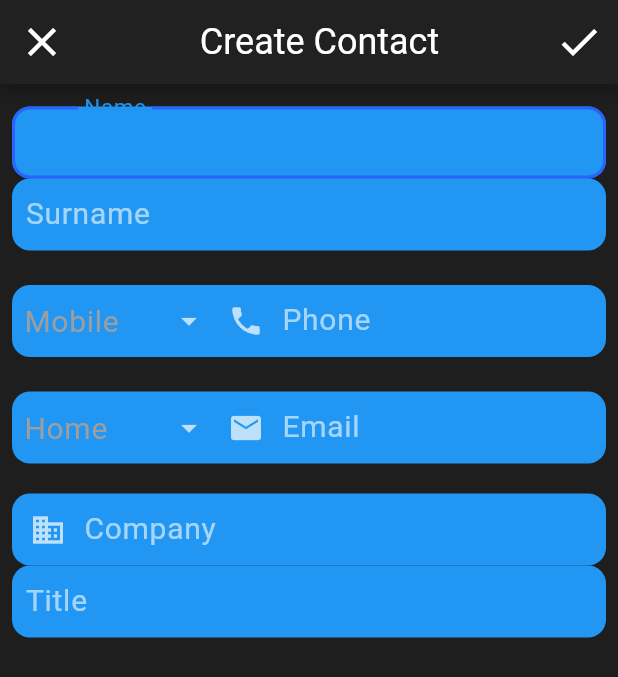
After one commit to Cavitedev/score_contacts, a Flutter app: the AddContactPage screen opened by its route, on a phone screen of 412 x 824 dp. The commit adds this screen. Shown: the top 677 px of the screen. Run offline on Flutter 3.47's test engine with Material 2 defaults, Android fonts, the phone set to English and light mode, and no system bars; our stand-ins replace auto_route, bloc, dartz, firebase_auth, firebase_core, flushbar and 5 more; accounts and stored records are empty; generated files the repository leaves out were written again; statements that could not run were skipped.

Commit message:
Add company to bloc change

```diff
--- a/lib/application/contacts/add_contact/add_contact_bloc.dart
+++ b/lib/application/contacts/add_contact/add_contact_bloc.dart
@@ -4,8 +4,10 @@ import 'package:bloc/bloc.dart';
 import 'package:flutter/foundation.dart';
 import 'package:freezed_annotation/freezed_annotation.dart';
 import 'package:injectable/injectable.dart';
+import 'package:scorecontacts/domain/features/user/contacts_data/properties/company.dart';
 import 'package:scorecontacts/domain/features/user/contacts_data/properties/email.dart';
 import 'package:scorecontacts/domain/features/user/contacts_data/properties/i_label_object.dart';
+import 'package:scorecontacts/domain/features/user/contacts_data/properties/names/name_data.dart';
 import 'package:scorecontacts/domain/features/user/contacts_data/properties/phone.dart';
 
 part 'add_contact_bloc.freezed.dart';
@@ -22,17 +24,15 @@ class AddContactBloc extends Bloc<AddContactEvent, AddContactState> {
   ) async* {
     yield* event.map(
       labelObjectChanged: (e) async* {
-
         final List<ILabelObject> labelObjectList = List<ILabelObject>.from(
             state.labelObjects[e.labelObject.runtimeType]);
         labelObjectList[e.pos] = e.labelObject;
 
         final Map<Type, List<ILabelObject>> labelObjects =
-        Map.from(state.labelObjects);
+            Map.from(state.labelObjects);
 
         labelObjects[e.labelObject.runtimeType] = labelObjectList;
         yield state.copyWith(labelObjects: labelObjects);
-
       },
       addLabelObject: (e) async* {
         final List<ILabelObject> labelObjectList = List<ILabelObject>.from(
@@ -56,8 +56,12 @@ class AddContactBloc extends Bloc<AddContactEvent, AddContactState> {
         labelObjects[e.labelObjectType] = labelObjectList;
         yield state.copyWith(labelObjects: labelObjects);
       },
+      updateNameData: (e) async* {
+        yield state.copyWith(nameData: e.nameData);
+      },
+      updateCompany: (e) async* {
+        yield state.copyWith(company: e.company);
+      },
     );
-
-
   }
 }
--- a/lib/application/contacts/add_contact/add_contact_event.dart
+++ b/lib/application/contacts/add_contact/add_contact_event.dart
@@ -2,44 +2,18 @@ part of 'add_contact_bloc.dart';
 
 @freezed
 abstract class AddContactEvent with _$AddContactEvent {
-  const factory AddContactEvent.labelObjectChanged(ILabelObject labelObject,
-      int pos) = _LabelObjectChanged;
+  const factory AddContactEvent.labelObjectChanged(
+      ILabelObject labelObject, int pos) = _LabelObjectChanged;
 
-  const factory AddContactEvent.addLabelObject(
-      ILabelObject labelObject) = _AddLabelObject;
+  const factory AddContactEvent.addLabelObject(ILabelObject labelObject) =
+      _AddLabelObject;
 
-  const factory AddContactEvent.removeLabelObject(Type labelObjectType,
-      int pos) = _RemoveLabelObject;
+  const factory AddContactEvent.removeLabelObject(
+      Type labelObjectType, int pos) = _RemoveLabelObject;
 
+  const factory AddContactEvent.updateNameData(NameData nameData) =
+      _UpdateNameData;
 
+  const factory AddContactEvent.updateCompany(Company company) =
+      _UpdateCompanyNameData;
 }
-
-
-// @immutable
-// abstract class AddContactEvent {
-//   const AddContactEvent();
-// }
-//
-// class LabelObjectChangedEvent extends AddContactEvent {
-//   final ILabelObject labelObject;
-//   final int pos;
-//
-//   const LabelObjectChangedEvent({
-//     @required this.labelObject,
-//     this.pos = 0,
-//   });
-// }
-//
-// class AddLabelElement extends AddContactEvent {
-//   final ILabelObject labelObject;
-//
-//   const AddLabelElement({@required this.labelObject});
-// }
-//
-// class RemoveLabelElement extends AddContactEvent {
-//   final int pos;
-//   final Type labelObjectType;
-//
-//   const RemoveLabelElement({@required this.pos, @required this.labelObjectType})
-//       : assert(pos >= 0);
-// }
--- a/lib/application/contacts/add_contact/add_contact_state.dart
+++ b/lib/application/contacts/add_contact/add_contact_state.dart
@@ -4,12 +4,18 @@ part of 'add_contact_bloc.dart';
 abstract class AddContactState implements _$AddContactState {
   const AddContactState._();
 
-  const factory AddContactState(
-          {@required Map<Type, List<ILabelObject>> labelObjects}) =
-      _AddContactState;
+  const factory AddContactState({
+    @required Map<Type, List<ILabelObject>> labelObjects,
+    NameData nameData,
+    Company company,
+  }) = _AddContactState;
 
-  factory AddContactState.initial() => const AddContactState(labelObjects: {
-        Phone: <Phone>[Phone()],
-        Email: <Email>[Email()]
-      });
+  factory AddContactState.initial() => const AddContactState(
+        company: Company(),
+        nameData: NameData(),
+        labelObjects: {
+          Phone: <Phone>[Phone()],
+          Email: <Email>[Email()],
+        },
+      );
 }
--- a/lib/domain/features/user/contacts_data/properties/company.dart
+++ b/lib/domain/features/user/contacts_data/properties/company.dart
@@ -1,23 +1,13 @@
-class Company{
-  String name;
-  String title;
+import 'package:freezed_annotation/freezed_annotation.dart';
 
-  Company({this.name, this.title});
+part 'company.freezed.dart';
 
+@freezed
+abstract class Company implements _$Company {
+  const Company._();
 
-  @override
-  String toString() {
-    return 'Company{name: $name, title: $title}';
-  }
-
-  @override
-  bool operator ==(Object other) =>
-      identical(this, other) ||
-      other is Company &&
-          runtimeType == other.runtimeType &&
-          name == other.name &&
-          title == other.title;
-
-  @override
-  int get hashCode => name.hashCode ^ title.hashCode;
+  const factory Company({
+    String name,
+    String title,
+  }) = _Company;
 }
--- a/lib/domain/features/user/contacts_data/properties/phone.dart
+++ b/lib/domain/features/user/contacts_data/properties/phone.dart
@@ -8,9 +8,10 @@ class Phone implements ILabelObject {
   @override
   final List<String> otherLabels;
 
-  const Phone({this.value,
-    this.label,
-    this.otherLabels = const ["Mobile", "Work", "Other"]});
+  const Phone(
+      {this.value,
+      this.label = "Mobile",
+      this.otherLabels = const ["Mobile", "Work", "Other"]});
 
   @override
   String toString() {
@@ -20,10 +21,10 @@ class Phone implements ILabelObject {
   @override
   bool operator ==(Object other) =>
       identical(this, other) ||
-          other is Phone &&
-              runtimeType == other.runtimeType &&
-              value == other.value &&
-              label == other.label;
+      other is Phone &&
+          runtimeType == other.runtimeType &&
+          value == other.value &&
+          label == other.label;
 
   @override
   int get hashCode => value.hashCode ^ label.hashCode;
--- a/lib/presentation/contacts/add_contacts/add_contact_page.dart
+++ b/lib/presentation/contacts/add_contacts/add_contact_page.dart
@@ -2,7 +2,7 @@ import 'package:flutter/material.dart';
 import 'package:flutter_bloc/flutter_bloc.dart';
 import 'package:scorecontacts/application/contacts/add_contact/add_contact_bloc.dart';
 import 'package:scorecontacts/injection.dart';
-import 'package:scorecontacts/presentation/contacts/add_contacts/add_contact_form.dart';
+import 'package:scorecontacts/presentation/contacts/add_contacts/add_contact_scaffold.dart';
 
 class AddContactPage extends StatelessWidget {
   @override
@@ -12,7 +12,7 @@ class AddContactPage extends StatelessWidget {
         final AddContactBloc bloc = getIt<AddContactBloc>();
         return bloc;
       },
-      child: AddContactForm(),
+      child: AddContactScaffold(),
     );
   }
 }
--- /dev/null
+++ b/lib/presentation/contacts/add_contacts/add_contact_scaffold.dart
@@ -0,0 +1,42 @@
+import 'package:flutter/material.dart';
+import 'package:flutter_bloc/flutter_bloc.dart';
+import 'package:scorecontacts/application/contacts/add_contact/add_contact_bloc.dart';
+import 'package:scorecontacts/presentation/contacts/add_contacts/add_contact_form.dart';
+
+class AddContactScaffold extends StatelessWidget {
+  @override
+  Widget build(BuildContext context) {
+    return BlocBuilder<AddContactBloc, AddContactState>(
+      builder: (context, state) => Scaffold(
+        appBar: AppBar(
+          title: Center(
+            child: Text(
+              "Create Contact",
+              style: Theme.of(context).textTheme.headline5,
+            ),
+          ),
+          leading: InkWell(
+            onTap: () {
+              Navigator.pop(context);
+            },
+            child: const Icon(Icons.close),
+          ),
+          actions: <Widget>[
+            InkWell(
+              onTap: () {
+                //TODO save contact to database
+              },
+              child: const Padding(
+                padding: EdgeInsets.only(right: 10),
+                child: Icon(Icons.check),
+              ),
+            )
+          ],
+        ),
+        body: AddContactForm(
+          state: state,
+        ),
+      ),
+    );
+  }
+}
--- /dev/null
+++ b/lib/presentation/contacts/add_contacts/widgets/label_object_builder.dart
@@ -0,0 +1,59 @@
+import 'package:flutter/material.dart';
+import 'package:flutter/services.dart';
+import 'package:flutter_bloc/flutter_bloc.dart';
+import 'package:scorecontacts/application/contacts/add_contact/add_contact_bloc.dart';
+import 'package:scorecontacts/domain/features/user/contacts_data/properties/i_label_object.dart';
+import 'package:scorecontacts/presentation/core/widgets/text_fields_with_dropdowns.dart';
+
+/// Only for addcontacts bloc
+class LabelObjectBuilder extends StatelessWidget {
+  final AddContactState state;
+  final BuildContext context;
+  final ILabelObject defaultLabelObject;
+  final String hintText;
+  final bool autoCorrect = false;
+  final TextInputType keyboardType;
+  final TextCapitalization textCapitalization = TextCapitalization.none;
+  final Icon icon;
+  final List<TextInputFormatter> inputFormatters;
+
+  const LabelObjectBuilder(
+      {Key key,
+      @required this.state,
+      @required this.context,
+      @required this.defaultLabelObject,
+      this.hintText,
+      this.keyboardType,
+      this.icon,
+      this.inputFormatters})
+      : super(key: key);
+
+  @override
+  Widget build(BuildContext context) {
+    return TextFieldsWithDropdowns(
+      labelObjects: state.labelObjects[defaultLabelObject.runtimeType],
+      hintText: hintText,
+      prefixIcon: icon,
+      keyboardType: keyboardType,
+      textCapitalization: textCapitalization,
+      autoCorrect: autoCorrect,
+      inputFormatters: inputFormatters,
+      onAddWidget: () => context
+          .bloc<AddContactBloc>()
+          .add(AddContactEvent.addLabelObject(defaultLabelObject)),
+      onRemoveWidget: (pos) => context.bloc<AddContactBloc>().add(
+          AddContactEvent.removeLabelObject(
+              defaultLabelObject.runtimeType, pos)),
+      onTextChanged: (i, str) => context.bloc<AddContactBloc>().add(
+          AddContactEvent.labelObjectChanged(
+              state.labelObjects[defaultLabelObject.runtimeType][i]
+                  .copyWith(value: str),
+              i)),
+      onLabelChanged: (i, value) => context.bloc<AddContactBloc>().add(
+          AddContactEvent.labelObjectChanged(
+              state.labelObjects[defaultLabelObject.runtimeType][i]
+                  .copyWith(label: value),
+              i)),
+    );
+  }
+}
--- a/lib/presentation/contacts/list_view/widgets/contact_row.dart
+++ b/lib/presentation/contacts/list_view/widgets/contact_row.dart
@@ -31,7 +31,7 @@ class ContactRow extends StatelessWidget {
                 overflow: TextOverflow.ellipsis,
                 text: TextSpan(
                     text:
-                    "${name.namePrefix} ${name.firstName} ${name.nameSuffix} ${name.middleName} ${name.firstName} ${name.secondSurname} ",
+                        "${name.namePrefix} ${name.firstName} ${name.nameSuffix} ${name.middleName} ${name.firstName} ${name.surnames} ",
                     style: Theme.of(context).textTheme.headline5),
               ),
             )
```
Also changed, not shown: lib/core/fixtures/contacts_fixtures.dart (+4 -6 lines), lib/domain/features/user/contacts_data/properties/names/name_data.dart (+94 -42 lines), lib/domain/features/user/contacts_data/properties/names/phonetic_names.dart (+5 -3 lines), lib/presentation/contacts/add_contacts/add_contact_form.dart (+41 -79 lines).
